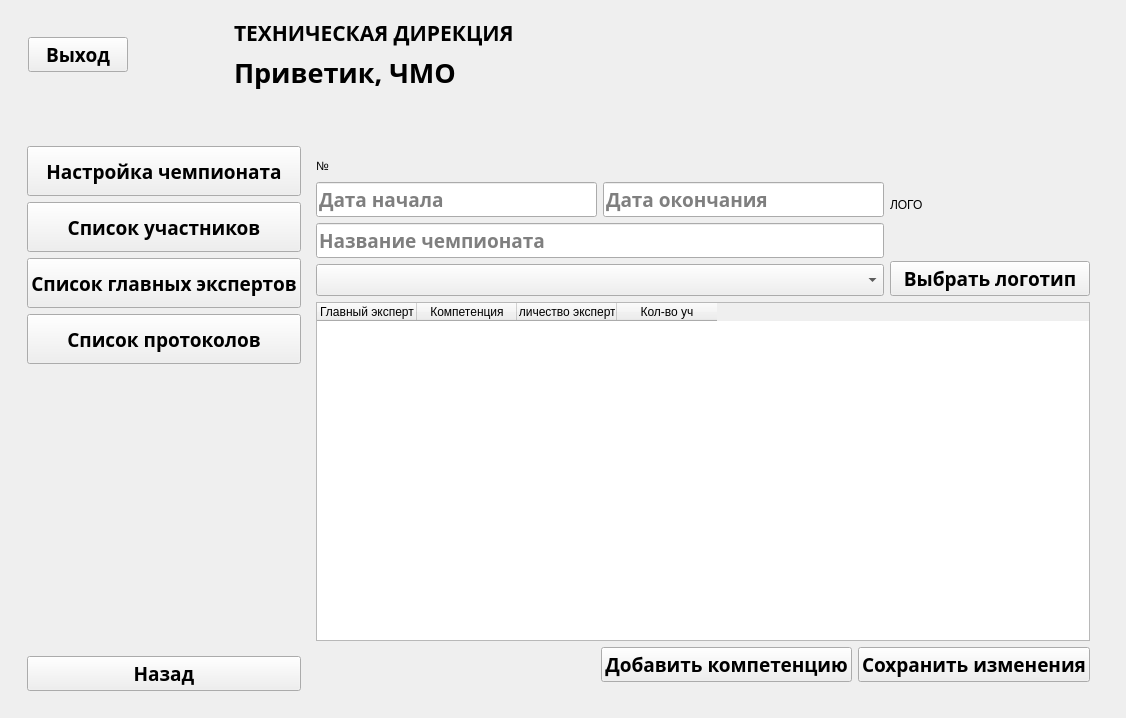
This is OrganizeForm.ui in faryek/KARELLO as Qt 5 draws it before an edit. The edited form follows.
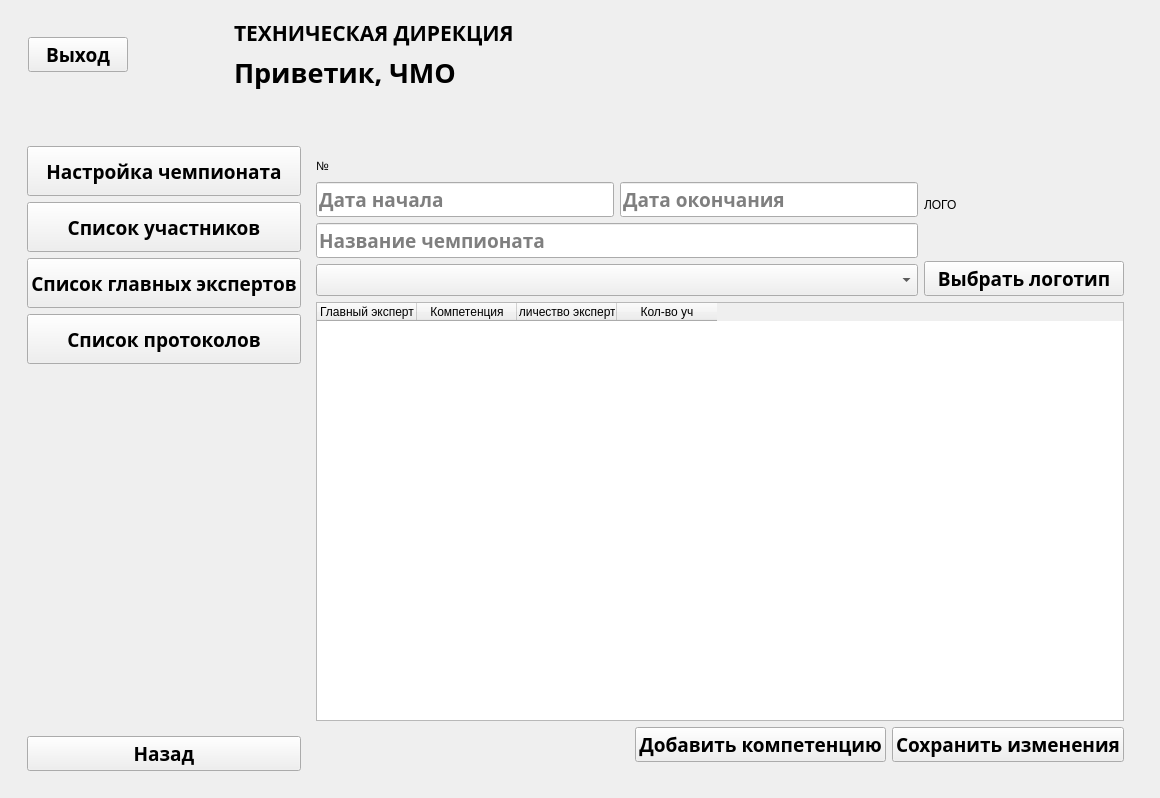
This is the edited form. The open tabs and pages were chosen to show the change. Icons and pictures are not drawn.

```diff
--- a/OrganizeForm.ui
+++ b/OrganizeForm.ui
@@ -6,8 +6,8 @@
    <rect>
     <x>0</x>
     <y>0</y>
-    <width>1126</width>
-    <height>718</height>
+    <width>1160</width>
+    <height>798</height>
    </rect>
   </property>
   <property name="windowTitle">
@@ -581,6 +581,7 @@
                    <font>
                     <family>Akrobat SemiBold</family>
                     <pointsize>14</pointsize>
+                    <weight>75</weight>
                     <bold>true</bold>
                    </font>
                   </property>
@@ -634,6 +635,7 @@
                            <font>
                             <family>Akrobat SemiBold</family>
                             <pointsize>14</pointsize>
+                            <weight>75</weight>
                             <bold>true</bold>
                            </font>
                           </property>
@@ -657,6 +659,7 @@
                            <font>
                             <family>Akrobat SemiBold</family>
                             <pointsize>14</pointsize>
+                            <weight>75</weight>
                             <bold>true</bold>
                            </font>
                           </property>
@@ -682,6 +685,7 @@
                          <font>
                           <family>Akrobat SemiBold</family>
                           <pointsize>14</pointsize>
+                          <weight>75</weight>
                           <bold>true</bold>
                          </font>
                         </property>
@@ -726,6 +730,7 @@
                          <font>
                           <family>Akrobat SemiBold</family>
                           <pointsize>14</pointsize>
+                          <weight>75</weight>
                           <bold>true</bold>
                          </font>
                         </property>
@@ -795,6 +800,7 @@
                        <font>
                         <family>Akrobat SemiBold</family>
                         <pointsize>14</pointsize>
+                        <weight>75</weight>
                         <bold>true</bold>
                        </font>
                       </property>
@@ -821,6 +827,7 @@
                        <font>
                         <family>Akrobat SemiBold</family>
                         <pointsize>14</pointsize>
+                        <weight>75</weight>
                         <bold>true</bold>
                        </font>
                       </property>
```
Left out of the diff: 69 changed lines with no effect on the pictures.
